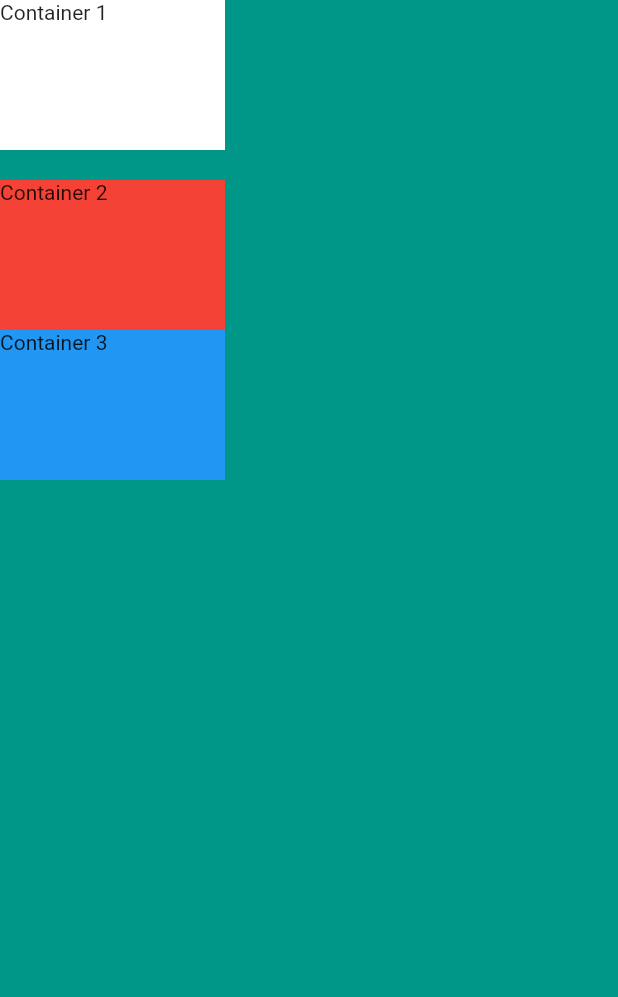
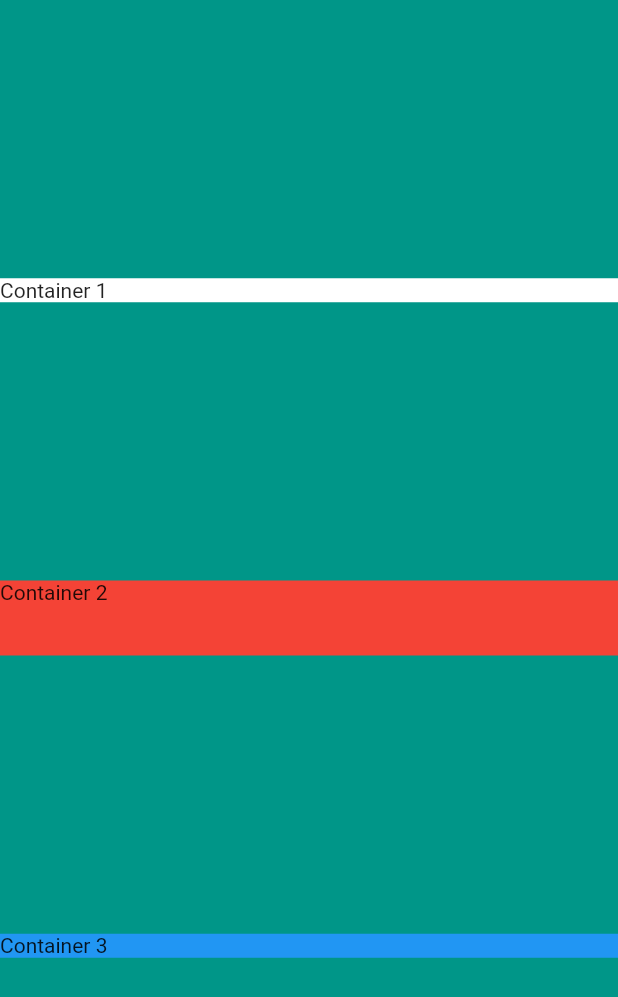
Before and after one commit to tdoug19/FlutterFirebaseCourse, a Flutter app: the screen it shows after launch, on a phone screen of 412 x 824 dp. Shown: the top 997 px of the screen. Run offline on Flutter 3.47's test engine with Material 2 defaults, Android fonts, the phone set to English and light mode, and no system bars; missing offline and left inert: random_words.

Commit message:
Updated row feature

```diff
--- a/mi_card_flutter-master/lib/main.dart
+++ b/mi_card_flutter-master/lib/main.dart
@@ -12,25 +12,25 @@ class MyApp extends StatelessWidget {
         backgroundColor: Colors.teal,
         body: SafeArea(
           child: Column(
+            mainAxisAlignment: MainAxisAlignment.spaceEvenly,
+            crossAxisAlignment: CrossAxisAlignment.stretch,
             children: [
               Container(
-                height: 100.0,
-                width: 150.0,
+
+                width: 100.0,
                 color: Colors.white,
                 child: Text('Container 1'),
               ),
-              SizedBox(
-                height: 20.0,
-              ),
+
               Container(
-                height: 100.0,
-                width: 150.0,
+                width: 100.0,
+                height: 50.0,
                 color: Colors.red,
                 child: Text('Container 2'),
               ),
+
               Container(
-                height: 100.0,
-                width: 150.0,
+                width: 100.0,
                 color: Colors.blue,
                 child: Text('Container 3'),
               ),
```
